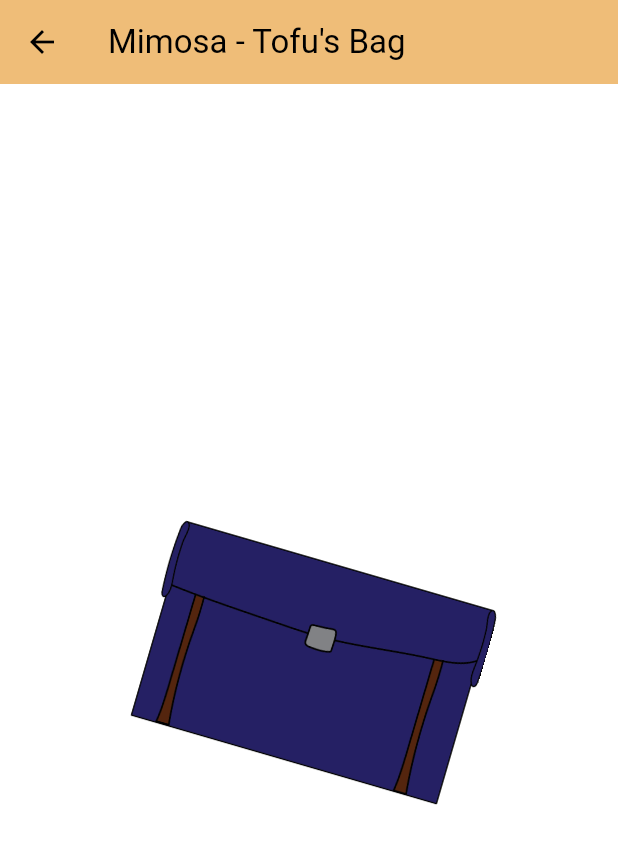
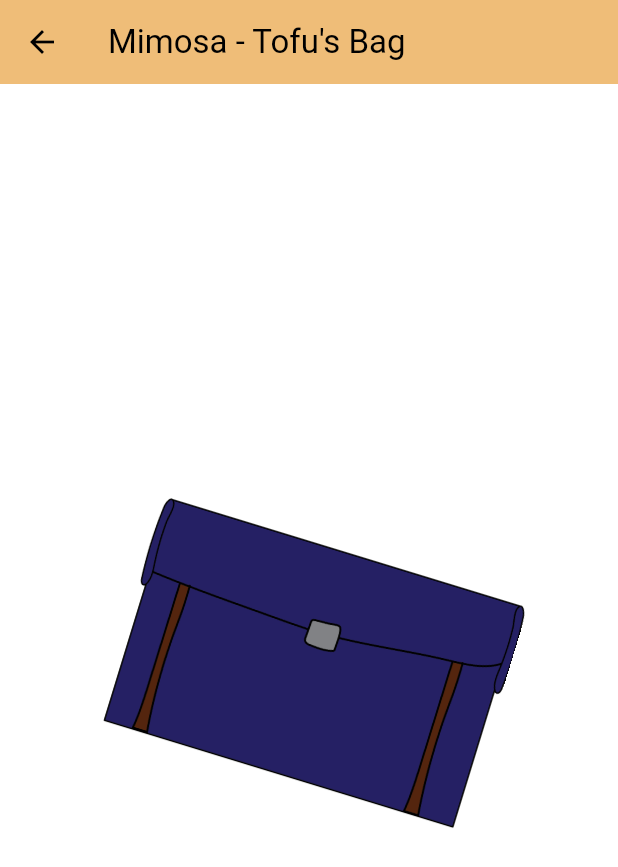
Before and after one commit to shirsho-12/bci_mimosa, a Flutter app: the FacePreferenceGame screen opened by its route, on a phone screen of 412 x 824 dp. Shown: the top 867 px of the screen. Run offline on Flutter 3.47's test engine with Material 3 defaults, Android fonts, the light colour scheme and no system bars; our stand-ins replace flex_color_scheme, yaml.

Commit message:
debug commit

```diff
--- a/lib/ui/widgets/animations.dart
+++ b/lib/ui/widgets/animations.dart
@@ -10,10 +10,13 @@ export 'responsive_layout_builder.dart';
 /// Steps:
 /// Closed bag zooms in and shakes/rotates 30 degrees
 /// Bag open animation plays
-///
-///
+/// level one starts
+/// image -> transition animation -> image ...
+/// level complete animation - balloons
+/// level two starts
 
 // List<int> rotations = [0, 15, -15, 0];
+
 class ChildrenGameAnimation extends StatefulWidget {
   final double width;
   final double height;
@@ -24,182 +27,180 @@ class ChildrenGameAnimation extends StatefulWidget {
   State<ChildrenGameAnimation> createState() => _ChildrenGameAnimationState();
 }
 
-class _ChildrenGameAnimationState extends State<ChildrenGameAnimation> {
-  late final Timer timer;
-  int _index = 0;
-  late List<Widget> animations;
+class _ChildrenGameAnimationState extends State<ChildrenGameAnimation>
+    with TickerProviderStateMixin {
+  late AnimationController _scaleController;
+  late AnimationController _rotationController;
+  late AnimationController _bagOpenController;
+  int numRotations = 0;
 
   @override
   void initState() {
-    animations = [
-      BagRotateAnimation(width: widget.width, height: widget.height),
-      LoadingScreen(width: widget.width, height: widget.height),
-    ];
     super.initState();
-
-    timer = Timer.periodic(const Duration(seconds: 5), (timer) {
-      setState(() {
-        _index = (_index + 1) % animations.length;
-      });
-    });
+    _scaleController = AnimationController(
+      vsync: this,
+      duration: const Duration(milliseconds: 4000),
+    );
+    _rotationController = AnimationController(
+      vsync: this,
+      duration: const Duration(milliseconds: 2000),
+    );
+    _bagOpenController = AnimationController(
+      vsync: this,
+      duration: const Duration(milliseconds: 2000),
+    );
+    _startScaleAnimation();
+    _startRotationAnimation();
   }
 
   @override
   void dispose() {
-    timer.cancel();
+    _scaleController.dispose();
+    _rotationController.dispose();
+    _bagOpenController.dispose();
     super.dispose();
+  }
+
+  Future _startScaleAnimation() async {
+    devtools.log('Starting scale animation');
+    try {
+      await _scaleController.forward().orCancel;
+      // await _scaleController.reverse().orCancel;
+      // await _startRotationAnimation();
+    } on TickerCanceled {
+      // the animation got canceled, probably because we were disposed
+      devtools.log('Animation got canceled');
+    }
+  }
+
+  Future _startRotationAnimation() async {
+    devtools.log('Starting rotation animation');
+    try {
+      await _rotationController.forward().orCancel;
+      await _rotationController.reverse().orCancel;
+      setState(() {
+        numRotations++;
+      });
+      if (numRotations < 2) {
+        _startRotationAnimation();
+      } else {
+        _rotationController.stop();
+        await _startBagOpenAnimation();
+      }
+    } on TickerCanceled {
+      // the animation got canceled, probably because we were disposed
+      devtools.log('Animation got canceled');
+    }
+  }
+
+  Future _startBagOpenAnimation() async {
+    devtools.log('Starting bag open animation');
+    try {
+      await _bagOpenController.forward().orCancel;
+    } on TickerCanceled {
+      // the animation got canceled, probably because we were disposed
+      devtools.log('Animation got canceled');
+    }
   }
 
   @override
   Widget build(BuildContext context) {
-    return AnimatedSwitcher(
-      duration: const Duration(milliseconds: 500),
-      switchInCurve: Curves.easeIn,
-      switchOutCurve: Curves.easeOut,
-      transitionBuilder: (child, animation) {
-        return FadeTransition(
-          opacity: animation,
-          child: child,
-        );
-      },
-      layoutBuilder: (currentChild, previousChildren) {
-        return Stack(
-          alignment: Alignment.center,
-          children: <Widget>[
-            ...previousChildren,
-            if (currentChild != null) currentChild,
-          ],
-        );
-      },
-      child: animations[_index],
-    );
+    return GameAnimationStack(
+        scaleController: _scaleController,
+        rotationController: _rotationController,
+        bagOpenController: _bagOpenController,
+        width: widget.width,
+        height: widget.height);
   }
 }
 
-class LoadingScreen extends StatefulWidget {
+class GameAnimationStack extends StatefulWidget {
   final double width;
   final double height;
-  const LoadingScreen({super.key, required this.width, required this.height});
+  final Animation<double> _rotationController;
+  final Animation<double> _bagOpenController;
+  final Animation<double> _scaleController;
+  // final Animation<double> _rotationController;
+
+  GameAnimationStack(
+      {super.key,
+      required this.width,
+      required this.height,
+      required Animation<double> scaleController,
+      required Animation<double> rotationController,
+      required Animation<double> bagOpenController})
+      : _rotationController = rotationController,
+        _bagOpenController = bagOpenController,
+        _scaleController = scaleController;
+
+  late final Animation<double> scaleAnimation = Tween<double>(
+    begin: 0.7,
+    end: 1,
+  ).animate(CurvedAnimation(
+    parent: _scaleController,
+    curve: Curves.easeInOut,
+  ));
+  late final Animation<double> rotationAnimation = Tween<double>(
+    begin: -0.3,
+    end: 0.3,
+  ).animate(CurvedAnimation(
+    parent: _rotationController,
+    curve: Curves.easeInOut,
+  ));
+
+  late final AnimatedSwitcher bagOpenAnimation = AnimatedSwitcher(
+      duration: const Duration(milliseconds: 2000),
+      child: _bagOpenController.isCompleted
+          ? Image.asset(bagOpeningImages[1], width: width, height: height)
+          : Image.asset(bagOpeningImages[0], width: width, height: height));
+  int index = 0;
 
   @override
-  State<LoadingScreen> createState() => _LoadingScreenState();
+  State<GameAnimationStack> createState() => _GameAnimationStackState();
 }
 
-class _LoadingScreenState extends State<LoadingScreen> {
-  late final Timer timer;
-  int _index = 0;
+class _GameAnimationStackState extends State<GameAnimationStack> {
   @override
-  void initState() {
-    super.initState();
-    //   rootNode = NodeWithSize(Size(widget.width, widget.height));
-    //   await _loadAssets(DefaultAssetBundle.of(context));
-
-    timer = Timer.periodic(const Duration(milliseconds: 150), (timer) {
+  Widget build(BuildContext context) {
+    if (widget._scaleController.isCompleted) {
       setState(() {
-        _index = (_index + 1) % transitionAnimationImages.length;
-      });
+        widget.index = 1;
       });
     }
-
-  @override
-  void dispose() {
-    timer.cancel();
-    super.dispose();
+    if (widget._bagOpenController.isCompleted) {
+      setState(() {
+        // widget.index = 2;
+      });
     }
-
-  @override
-  Widget build(BuildContext context) {
-    // return SpriteWidget(rootNode);
-    return AnimatedSwitcher(
-      duration: const Duration(milliseconds: 150),
-      key: UniqueKey(),
-      child: Image.asset(
-        transitionAnimationImages[_index],
-        width: widget.width,
-        height: widget.height,
-        key: UniqueKey(),
-      ),
-    );
-  }
-}
-
-class BagRotateAnimation extends StatefulWidget {
-  final double width;
-  final double height;
-  const BagRotateAnimation(
-      {super.key, required this.width, required this.height});
-
-  @override
-  State<BagRotateAnimation> createState() => _BagRotateAnimationState();
-}
-
-class _BagRotateAnimationState extends State<BagRotateAnimation>
-    with TickerProviderStateMixin {
-  late final AnimationController _controller =
-      AnimationController(vsync: this, duration: const Duration(seconds: 2))
-        ..addStatusListener((status) {
-          if (status == AnimationStatus.completed) {
-            _controller.reverse();
-          } else if (status == AnimationStatus.dismissed) {
-            _controller.forward();
-          }
-        })
-        ..forward();
-  late final _sizeController = AnimationController(
-    vsync: this,
-    duration: const Duration(seconds: 2),
-  );
-  @override
-  void initState() {
-    super.initState();
-    _sizeController.forward(); // Start the size animation
-  }
-
-  @override
-  void dispose() {
-    _controller.dispose();
-    _sizeController.dispose();
-    super.dispose();
-  }
-
-  late final Animation<double> _sizeAnimation = Tween<double>(
-    begin: 0.5,
-    end: 0.75,
-  ).animate(CurvedAnimation(
-    parent: _sizeController,
-    curve: Curves.easeIn,
-  ));
-
-  @override
-  Widget build(BuildContext context) {
-    return AnimatedBuilder(
-      animation: _controller,
+    return Stack(
+      children: [
+        // !_rotationController.isCompleted
+        widget.index == 0
+            ? AnimatedBuilder(
+                animation: widget._rotationController,
                 builder: (context, child) {
                   return Transform.scale(
-          scale: _sizeAnimation.value,
-          child: RotationTransition(
-            turns: Tween(begin: -0.05, end: 0.05).animate(_controller),
-            child: Stack(
-              children: [
-                if (_controller.value < 1.0) // Scale animation
-                  Image.asset(
+                    scale: widget.scaleAnimation.value,
+                    child: Transform.rotate(
+                      angle: widget.rotationAnimation.value,
+                      child: Image.asset(
                         bagImage,
                         width: widget.width,
                         height: widget.height,
-                    key: UniqueKey(),
-                  ),
-                if (_controller.value >= 1.0) // Current animation
-                  Image.asset(
-                    bagImage,
-                    width: widget.width,
-                    height: widget.height,
-                    key: UniqueKey(),
-                  ),
-              ],
                       ),
                     ),
                   );
                 },
+              )
+            : AnimatedSwitcher(
+                duration: const Duration(milliseconds: 2000),
+                key: UniqueKey(),
+                child: widget._bagOpenController.isCompleted
+                    ? Image.asset(bagOpeningImages[1],
+                        width: widget.width, height: widget.height)
+                    : Image.asset(bagOpeningImages[0],
+                        width: widget.width, height: widget.height)),
+      ],
     );
   }
 }
```
Lines whose indentation alone changed are shown as unchanged.
